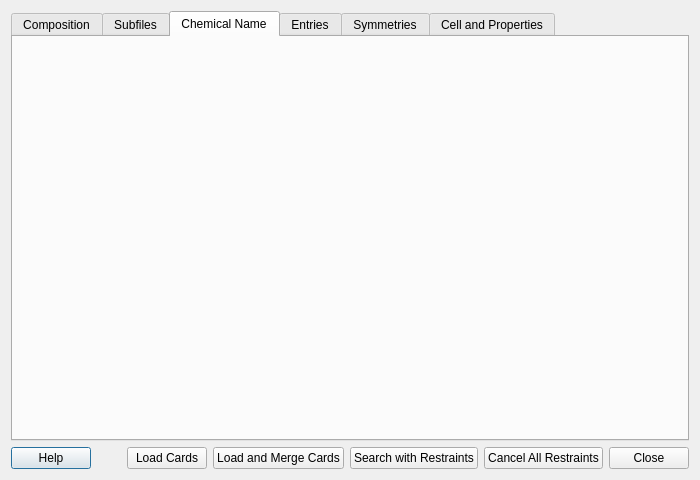
Before: the Qt Designer form src/restraintsdialog.ui in ccorrado71/qualx3, drawn with Qt 5.
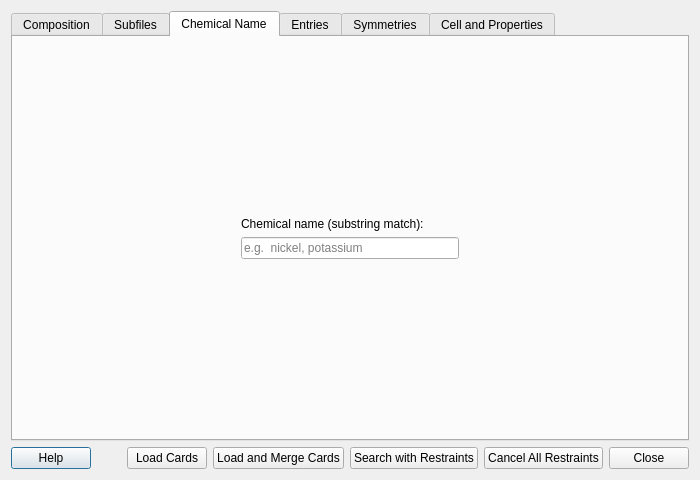
After: the same form once the commit is applied. The open tabs and pages were chosen to show the change.

The edit to the form file:
```diff
--- a/src/restraintsdialog.ui
+++ b/src/restraintsdialog.ui
@@ -51,7 +51,43 @@
       </attribute>
       <layout class="QVBoxLayout" name="layoutChemicalName">
        <item>
-        <spacer name="spacerChemicalName">
+        <spacer name="spacerChemNameTop">
+         <property name="orientation"><enum>Qt::Orientation::Vertical</enum></property>
+         <property name="sizeHint" stdset="0"><size><width>20</width><height>40</height></size></property>
+        </spacer>
+       </item>
+       <item>
+        <layout class="QHBoxLayout" name="layoutChemNameCenter">
+         <item>
+          <spacer name="spacerChemNameLeft">
+           <property name="orientation"><enum>Qt::Orientation::Horizontal</enum></property>
+           <property name="sizeHint" stdset="0"><size><width>60</width><height>20</height></size></property>
+          </spacer>
+         </item>
+         <item>
+          <layout class="QVBoxLayout" name="layoutChemNameInner">
+           <item>
+            <widget class="QLabel" name="labelChemicalName">
+             <property name="text"><string>Chemical name (substring match):</string></property>
+            </widget>
+           </item>
+           <item>
+            <widget class="QLineEdit" name="chemicalNameEdit">
+             <property name="placeholderText"><string>e.g.  nickel, potassium</string></property>
+            </widget>
+           </item>
+          </layout>
+         </item>
+         <item>
+          <spacer name="spacerChemNameRight">
+           <property name="orientation"><enum>Qt::Orientation::Horizontal</enum></property>
+           <property name="sizeHint" stdset="0"><size><width>60</width><height>20</height></size></property>
+          </spacer>
+         </item>
+        </layout>
+       </item>
+       <item>
+        <spacer name="spacerChemNameBottom">
          <property name="orientation"><enum>Qt::Orientation::Vertical</enum></property>
          <property name="sizeHint" stdset="0"><size><width>20</width><height>40</height></size></property>
         </spacer>
```
